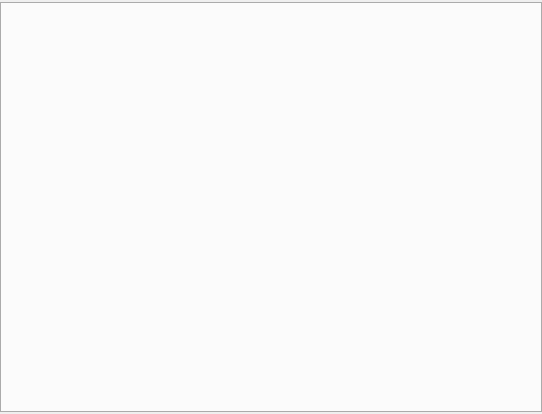
Old version of the form src/option/gamsconfigeditor.ui in the repository GAMS-dev/studio.
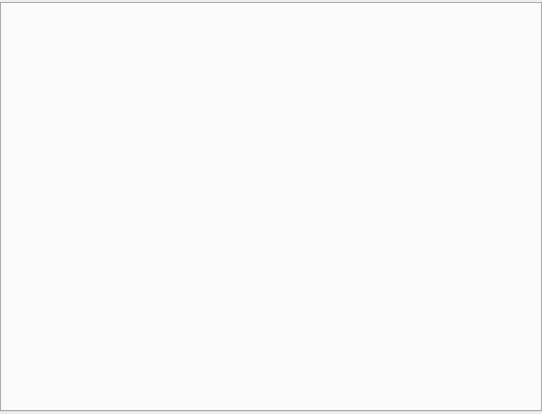
New version of the form.

Commit message: move ganms configuration editor tab from bottom to top

Diff of the .ui file:
```diff
--- a/src/option/gamsconfigeditor.ui
+++ b/src/option/gamsconfigeditor.ui
@@ -28,9 +28,6 @@
    </property>
    <item row="0" column="0">
     <widget class="QTabWidget" name="GamsCfgTabWidget">
-     <property name="tabPosition">
-      <enum>QTabWidget::South</enum>
-     </property>
      <property name="currentIndex">
       <number>-1</number>
      </property>
```
